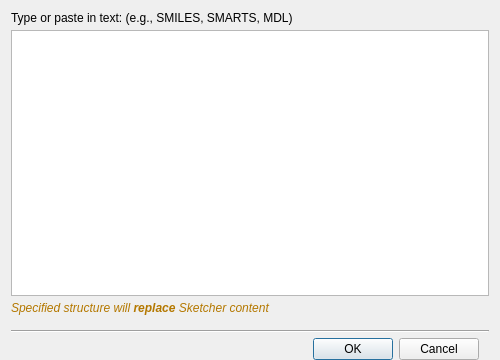
First picture: the form in src/schrodinger/sketcher/ui/paste_in_text_dialog.ui, repository schrodinger/sketcher, before the edit.
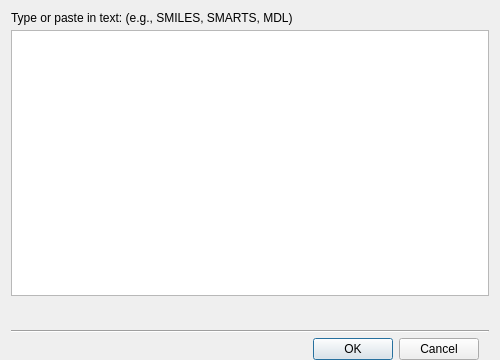
Second picture: the form after the edit.

Commit message: SKETCH-1544. Move stylesheet specifications out into sketcher_css_style.h

```diff
--- a/src/schrodinger/sketcher/ui/paste_in_text_dialog.ui
+++ b/src/schrodinger/sketcher/ui/paste_in_text_dialog.ui
@@ -43,15 +43,6 @@
        <italic>true</italic>
       </font>
      </property>
-     <property name="styleSheet">
-      <string notr="true">color:orange</string>
-     </property>
-     <property name="text">
-      <string>&lt;html&gt;&lt;head/&gt;&lt;body&gt;&lt;p&gt;&lt;span style=&quot; color:#b47800;&quot;&gt;Specified structure will &lt;/span&gt;&lt;span style=&quot; font-weight:600; color:#b47800;&quot;&gt;replace&lt;/span&gt;&lt;span style=&quot; color:#b47800;&quot;&gt; Sketcher content&lt;/span&gt;&lt;/p&gt;&lt;/body&gt;&lt;/html&gt;</string>
-     </property>
-     <property name="textFormat">
-      <enum>Qt::RichText</enum>
-     </property>
     </widget>
    </item>
    <item>
```
The commit also changes 14 other files.
